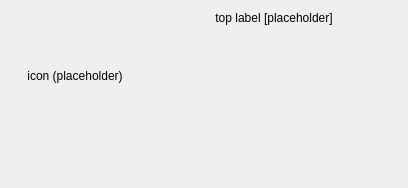
First picture: the form in src/gui/loginrequireddialog/loginrequireddialog.ui, repository nextcloud/desktop, before the edit.
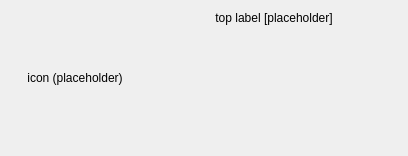
Second picture: the form after the edit. Custom widgets are drawn as their Qt base class.

Commit message:
Port `LoginRequiredDialog` to an `AccountModalWidget`
And thereby not embed a complete `QDialog` in the settings window.

Fixes: #11592

The edit to the form file:
```diff
--- a/src/gui/loginrequireddialog/loginrequireddialog.ui
+++ b/src/gui/loginrequireddialog/loginrequireddialog.ui
@@ -1,13 +1,13 @@
 <?xml version="1.0" encoding="UTF-8"?>
 <ui version="4.0">
  <class>LoginRequiredDialog</class>
- <widget class="QDialog" name="LoginRequiredDialog">
+ <widget class="QWidget" name="LoginRequiredDialog">
   <property name="geometry">
    <rect>
     <x>0</x>
     <y>0</y>
     <width>408</width>
-    <height>188</height>
+    <height>156</height>
    </rect>
   </property>
   <property name="sizePolicy">
@@ -112,42 +112,6 @@
      </item>
     </layout>
    </item>
-   <item>
-    <layout class="QHBoxLayout" name="horizontalLayout" stretch="1,0">
-     <item>
-      <spacer name="horizontalSpacer">
-       <property name="orientation">
-        <enum>Qt::Horizontal</enum>
-       </property>
-       <property name="sizeHint" stdset="0">
-        <size>
-         <width>10</width>
-         <height>20</height>
-        </size>
-       </property>
-      </spacer>
-     </item>
-     <item>
-      <widget class="QDialogButtonBox" name="rightButtonBox">
-       <property name="sizePolicy">
-        <sizepolicy hsizetype="Preferred" vsizetype="Preferred">
-         <horstretch>0</horstretch>
-         <verstretch>0</verstretch>
-        </sizepolicy>
-       </property>
-       <property name="minimumSize">
-        <size>
-         <width>10</width>
-         <height>24</height>
-        </size>
-       </property>
-       <property name="standardButtons">
-        <set>QDialogButtonBox::NoButton</set>
-       </property>
-      </widget>
-     </item>
-    </layout>
-   </item>
   </layout>
  </widget>
  <customwidgets>
```
Left out of the diff: 7 changed lines with no effect on the pictures. The commit also changes 9 other files.
